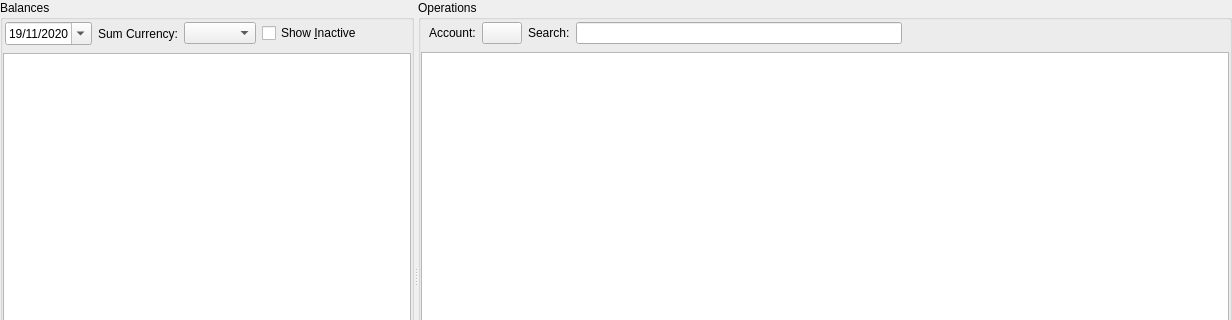
The window that jal/ui/operations_widget.ui (titov-vv/jal) describes before a commit, drawn with Qt 5; both pictures show x 0 to 1232 and y 0 to 320 of the 1232 by 552 pixel window.
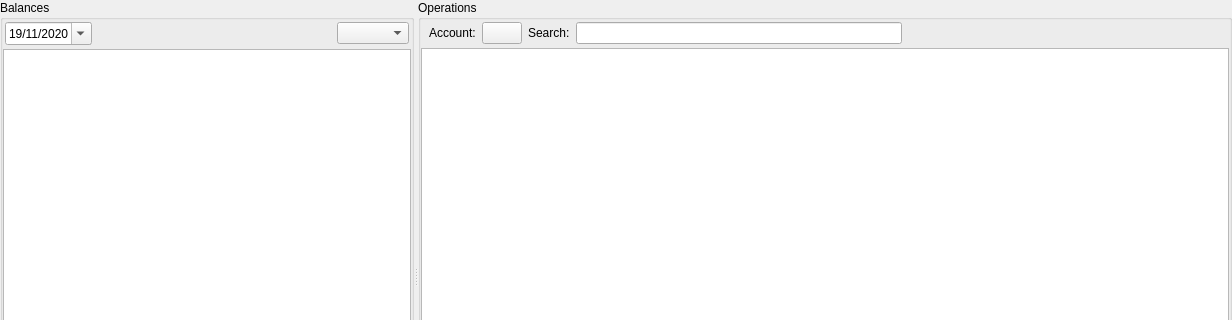
The same window after the commit. Custom widgets are drawn as their Qt base class.

Commit message: Show inactive account balances checkbox was moved to context menu of Balances view. The setting was made permanent, stored into database.

Patch:
```diff
--- a/jal/ui/operations_widget.ui
+++ b/jal/ui/operations_widget.ui
@@ -57,6 +57,9 @@
        <string>Balances</string>
       </property>
       <layout class="QVBoxLayout" name="verticalLayout">
+       <property name="spacing">
+        <number>2</number>
+       </property>
        <property name="leftMargin">
         <number>0</number>
        </property>
@@ -124,30 +127,7 @@
              <bool>true</bool>
             </property>
             <property name="timeSpec">
-             <enum>Qt::UTC</enum>
-            </property>
-           </widget>
-          </item>
-          <item>
-           <widget class="QLabel" name="CurrencyLbl">
-            <property name="layoutDirection">
-             <enum>Qt::LeftToRight</enum>
-            </property>
-            <property name="text">
-             <string>Sum Currency:</string>
-            </property>
-            <property name="alignment">
-             <set>Qt::AlignRight|Qt::AlignTrailing|Qt::AlignVCenter</set>
-            </property>
-           </widget>
-          </item>
-          <item>
-           <widget class="CurrencyComboBox" name="BalancesCurrencyCombo"/>
-          </item>
-          <item>
-           <widget class="QCheckBox" name="ShowInactiveCheckBox">
-            <property name="text">
-             <string>Show &amp;Inactive</string>
+             <enum>Qt::TimeSpec::UTC</enum>
             </property>
            </widget>
           </item>
@@ -164,6 +144,9 @@
             </property>
            </spacer>
           </item>
+          <item>
+           <widget class="CurrencyComboBox" name="BalancesCurrencyCombo"/>
+          </item>
          </layout>
         </widget>
        </item>
@@ -186,6 +169,9 @@
        <string>Operations</string>
       </property>
       <layout class="QVBoxLayout" name="verticalLayout_2">
+       <property name="spacing">
+        <number>2</number>
+       </property>
        <property name="leftMargin">
         <number>0</number>
        </property>
```
Left out of the diff: 30 changed lines with no effect on the pictures. The commit also changes 7 other files.
